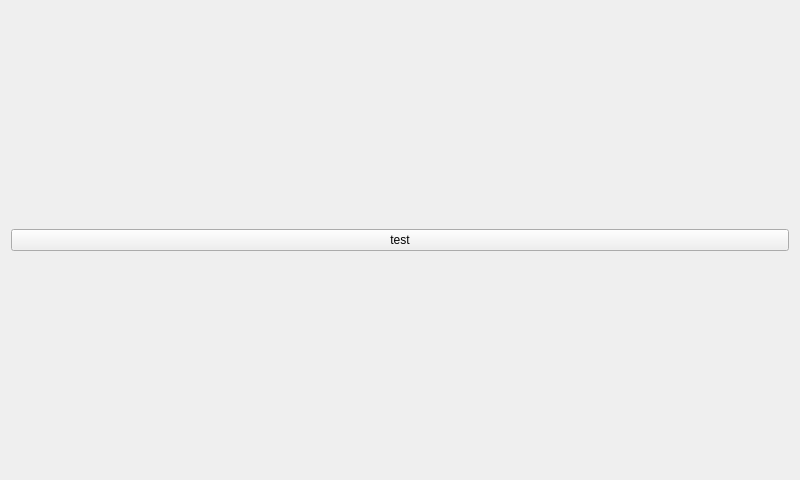
adrianalin/Proiect_ESAT, file calculator/mainwindow.ui: the form before one commit.
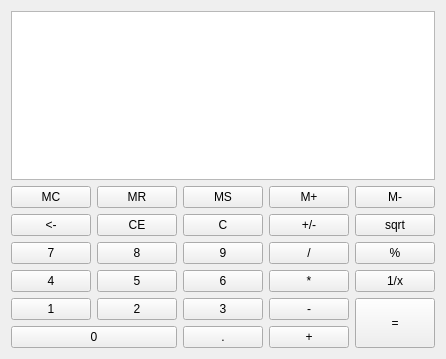
The form after the commit.

```diff
--- a/calculator/mainwindow.ui
+++ b/calculator/mainwindow.ui
@@ -6,21 +6,230 @@
    <rect>
     <x>0</x>
     <y>0</y>
-    <width>800</width>
-    <height>480</height>
+    <width>444</width>
+    <height>359</height>
    </rect>
   </property>
   <property name="windowTitle">
    <string>MainWindow</string>
   </property>
   <widget class="QWidget" name="centralWidget">
-   <layout class="QVBoxLayout" name="verticalLayout">
+   <layout class="QHBoxLayout" name="horizontalLayout">
     <item>
-     <widget class="QPushButton" name="pushButton">
-      <property name="text">
-       <string>test</string>
-      </property>
-     </widget>
+     <layout class="QGridLayout" name="gridLayout">
+      <item row="1" column="0">
+       <widget class="QPushButton" name="pushButtonMC">
+        <property name="text">
+         <string>MC</string>
+        </property>
+       </widget>
+      </item>
+      <item row="1" column="1">
+       <widget class="QPushButton" name="pushButtonMR">
+        <property name="text">
+         <string>MR</string>
+        </property>
+       </widget>
+      </item>
+      <item row="1" column="2">
+       <widget class="QPushButton" name="pushButtonMS">
+        <property name="text">
+         <string>MS</string>
+        </property>
+       </widget>
+      </item>
+      <item row="1" column="3">
+       <widget class="QPushButton" name="pushButtonMplus">
+        <property name="text">
+         <string>M+</string>
+        </property>
+       </widget>
+      </item>
+      <item row="1" column="4">
+       <widget class="QPushButton" name="pushButtonMminus">
+        <property name="text">
+         <string>M-</string>
+        </property>
+       </widget>
+      </item>
+      <item row="2" column="0">
+       <widget class="QPushButton" name="pushButtonBackspace">
+        <property name="text">
+         <string>&lt;-</string>
+        </property>
+       </widget>
+      </item>
+      <item row="2" column="1">
+       <widget class="QPushButton" name="pushButtonCE">
+        <property name="text">
+         <string>CE</string>
+        </property>
+       </widget>
+      </item>
+      <item row="2" column="2">
+       <widget class="QPushButton" name="pushButtonC">
+        <property name="text">
+         <string>C</string>
+        </property>
+       </widget>
+      </item>
+      <item row="2" column="3">
+       <widget class="QPushButton" name="pushButtonPlusMinus">
+        <property name="text">
+         <string>+/-</string>
+        </property>
+       </widget>
+      </item>
+      <item row="2" column="4">
+       <widget class="QPushButton" name="pushButtonSQRT">
+        <property name="text">
+         <string>sqrt</string>
+        </property>
+       </widget>
+      </item>
+      <item row="3" column="0">
+       <widget class="QPushButton" name="pushButton7">
+        <property name="text">
+         <string>7</string>
+        </property>
+       </widget>
+      </item>
+      <item row="3" column="1">
+       <widget class="QPushButton" name="pushButton8">
+        <property name="text">
+         <string>8</string>
+        </property>
+       </widget>
+      </item>
+      <item row="3" column="2">
+       <widget class="QPushButton" name="pushButton9">
+        <property name="text">
+         <string>9</string>
+        </property>
+       </widget>
+      </item>
+      <item row="3" column="3">
+       <widget class="QPushButton" name="pushButtonSlash">
+        <property name="text">
+         <string>/</string>
+        </property>
+       </widget>
+      </item>
+      <item row="3" column="4">
+       <widget class="QPushButton" name="pushButton_proc">
+        <property name="text">
+         <string>%</string>
+        </property>
+       </widget>
+      </item>
+      <item row="4" column="0">
+       <widget class="QPushButton" name="pushButton4">
+        <property name="text">
+         <string>4</string>
+        </property>
+       </widget>
+      </item>
+      <item row="4" column="1">
+       <widget class="QPushButton" name="pushButton5">
+        <property name="text">
+         <string>5</string>
+        </property>
+       </widget>
+      </item>
+      <item row="4" column="2">
+       <widget class="QPushButton" name="pushButton6">
+        <property name="text">
+         <string>6</string>
+        </property>
+       </widget>
+      </item>
+      <item row="4" column="3">
+       <widget class="QPushButton" name="pushButtonStar">
+        <property name="text">
+         <string>*</string>
+        </property>
+       </widget>
+      </item>
+      <item row="4" column="4">
+       <widget class="QPushButton" name="pushButton1_x">
+        <property name="text">
+         <string>1/x</string>
+        </property>
+       </widget>
+      </item>
+      <item row="5" column="0">
+       <widget class="QPushButton" name="pushButton1">
+        <property name="text">
+         <string>1</string>
+        </property>
+       </widget>
+      </item>
+      <item row="5" column="1">
+       <widget class="QPushButton" name="pushButton2">
+        <property name="text">
+         <string>2</string>
+        </property>
+       </widget>
+      </item>
+      <item row="5" column="2">
+       <widget class="QPushButton" name="pushButton3">
+        <property name="text">
+         <string>3</string>
+        </property>
+       </widget>
+      </item>
+      <item row="5" column="3">
+       <widget class="QPushButton" name="pushButtonMinus">
+        <property name="text">
+         <string>-</string>
+        </property>
+       </widget>
+      </item>
+      <item row="6" column="2">
+       <widget class="QPushButton" name="pushButtonPoint">
+        <property name="text">
+         <string>.</string>
+        </property>
+       </widget>
+      </item>
+      <item row="0" column="0" colspan="5">
+       <widget class="QPlainTextEdit" name="plainTextEdit">
+        <property name="documentTitle">
+         <string notr="true"/>
+        </property>
+        <property name="readOnly">
+         <bool>true</bool>
+        </property>
+       </widget>
+      </item>
+      <item row="6" column="0" colspan="2">
+       <widget class="QPushButton" name="pushButton0">
+        <property name="text">
+         <string>0</string>
+        </property>
+       </widget>
+      </item>
+      <item row="6" column="3">
+       <widget class="QPushButton" name="pushButton_29">
+        <property name="text">
+         <string>+</string>
+        </property>
+       </widget>
+      </item>
+      <item row="5" column="4" rowspan="2">
+       <widget class="QPushButton" name="pushButtonEqual">
+        <property name="sizePolicy">
+         <sizepolicy hsizetype="Minimum" vsizetype="Expanding">
+          <horstretch>0</horstretch>
+          <verstretch>0</verstretch>
+         </sizepolicy>
+        </property>
+        <property name="text">
+         <string>=</string>
+        </property>
+       </widget>
+      </item>
+     </layout>
     </item>
    </layout>
   </widget>
```
Left out of the diff: 31 changed lines with no effect on the pictures.
